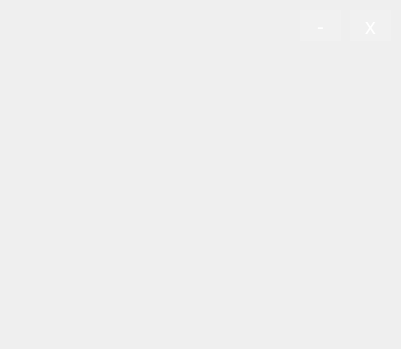
First picture: the form in Babel/client/forms/BabelDialog.ui, repository gvsurenderreddy/Babel-VOIP, before the edit.
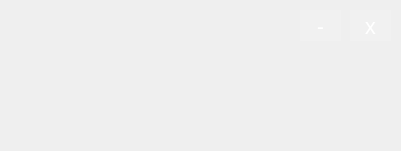
Second picture: the form after the edit. Icons and pictures are not drawn.

```diff
--- a/Babel/client/forms/BabelDialog.ui
+++ b/Babel/client/forms/BabelDialog.ui
@@ -7,7 +7,7 @@
     <x>0</x>
     <y>0</y>
     <width>401</width>
-    <height>349</height>
+    <height>151</height>
    </rect>
   </property>
   <property name="windowTitle">
@@ -22,7 +22,7 @@
      <x>10</x>
      <y>60</y>
      <width>381</width>
-     <height>281</height>
+     <height>81</height>
     </rect>
    </property>
    <property name="styleSheet">
```
